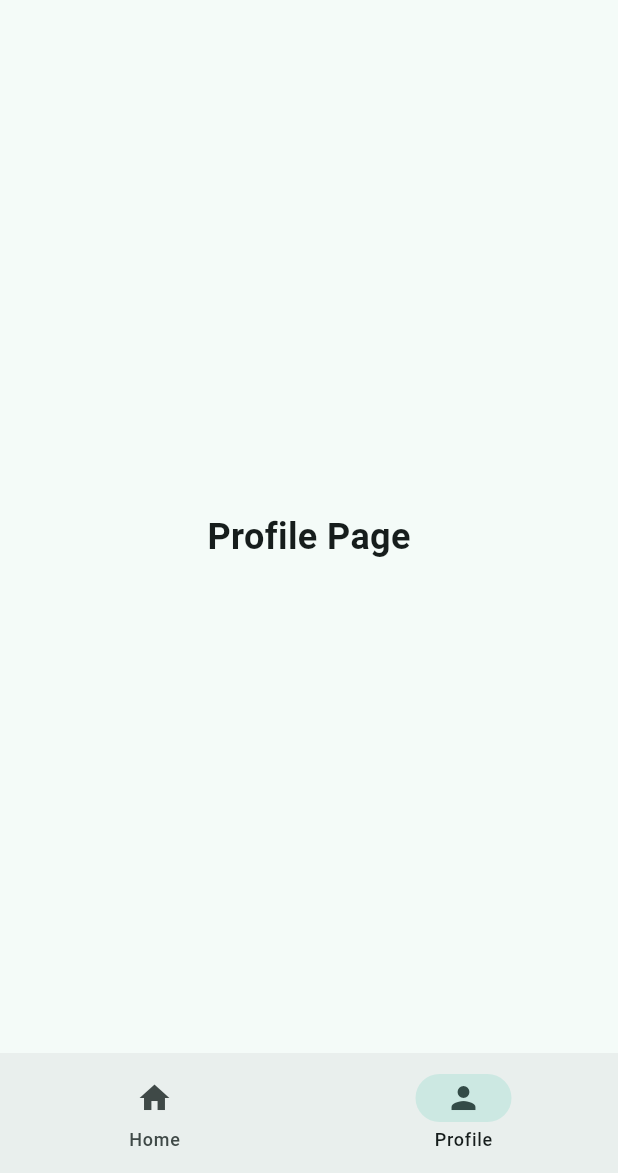
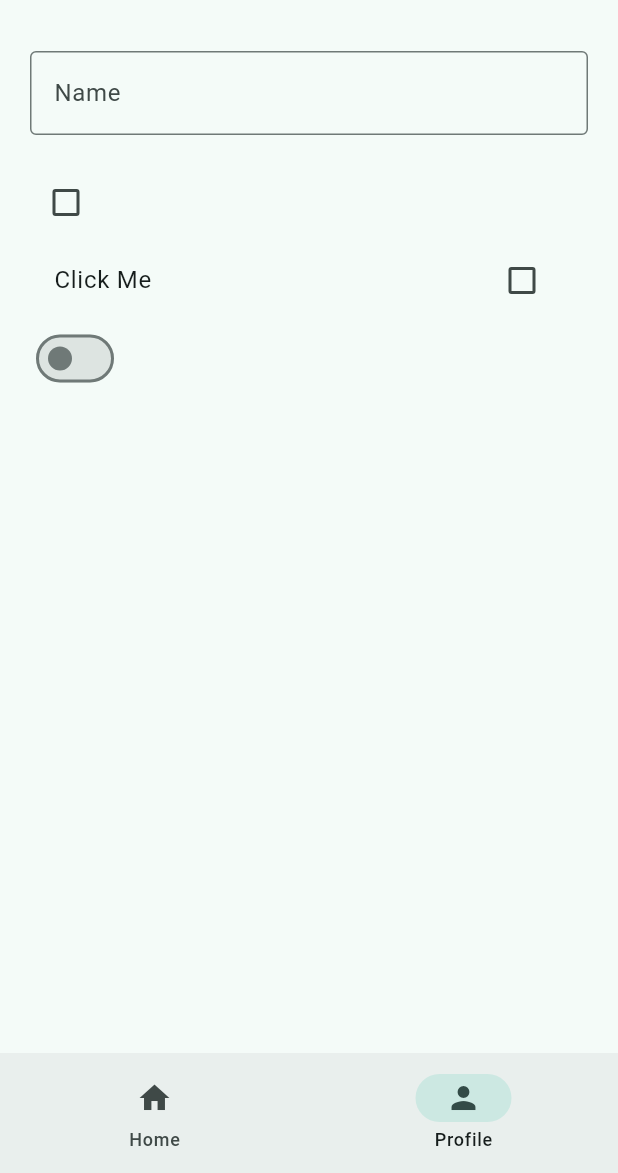
Before and after one commit to omerhabib62/flutter-learning, a Flutter app: the screen it shows after launch, item 2 of the bottom bar chosen, on a phone screen of 412 x 824 dp, the part 63-1236 px from its top. Run offline on Flutter 3.47's test engine with Material 3 defaults, Android fonts, the phone set to English and light mode, and no system bars.

Commit message:
Refactor ProfilePage to StatefulWidget and learnt user input components

```diff
--- a/lib/views/pages/profile_page.dart
+++ b/lib/views/pages/profile_page.dart
@@ -1,14 +1,62 @@
 import 'package:flutter/material.dart';
 
-class ProfilePage extends StatelessWidget {
+class ProfilePage extends StatefulWidget {
   const ProfilePage({super.key});
 
   @override
+  State<ProfilePage> createState() => _ProfilePageState();
+}
+
+class _ProfilePageState extends State<ProfilePage> {
+  TextEditingController controller = TextEditingController();
+  bool? isChecked = false;
+  bool isSwitched = false;
+  @override
   Widget build(BuildContext context) {
-    return Center(
-      child: Text(
-        'Profile Page',
-        style: TextStyle(fontSize: 24, fontWeight: FontWeight.bold),
+    return Padding(
+      padding: const EdgeInsets.all(20.0),
+      child: Column(
+        crossAxisAlignment: CrossAxisAlignment.start,
+        children: [
+          TextField(
+            controller: controller,
+            decoration: InputDecoration(
+              labelText: 'Name',
+              border: OutlineInputBorder(),
+            ),
+            onEditingComplete: () {
+              setState(() {});
+            },
+          ),
+          Text(controller.text),
+          Checkbox(
+            tristate: true,
+            value: isChecked,
+            onChanged: (bool? value) {
+              setState(() {
+                isChecked = value;
+              });
+            },
+          ),
+          CheckboxListTile(
+            tristate: true,
+            value: isChecked,
+            title: Text('Click Me'),
+            onChanged: (bool? value) {
+              setState(() {
+                isChecked = value;
+              });
+            },
+          ),
+          Switch(
+            value: isSwitched,
+            onChanged: (bool value) {
+              setState(() {
+                isSwitched = value;
+              });
+            },
+          ),
+        ],
       ),
     );
   }
```
